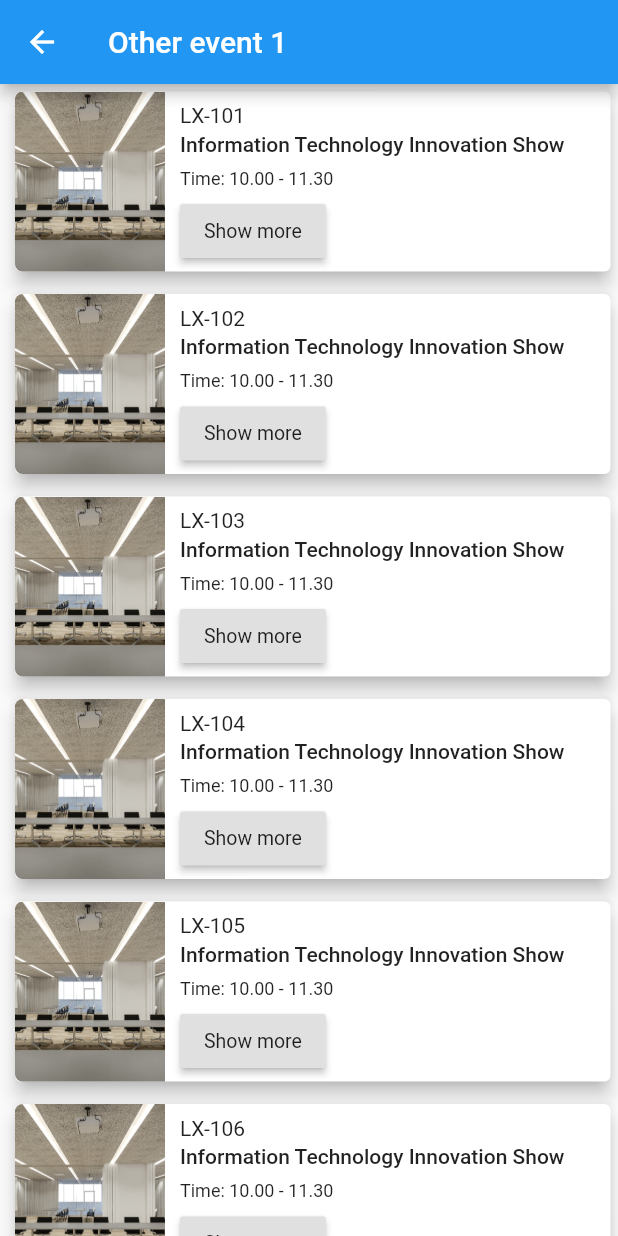
After one commit to CS-DSI-project/lx-nav, a Flutter app: the Calendar screen opened directly, after a tap on "Other event 1", on a phone screen of 412 x 824 dp. The commit adds this screen. Run offline on Flutter 3.47's test engine with Material 2 defaults, Android fonts, the phone set to English and light mode, and no system bars; our stand-ins replace carousel_slider, flutter_dotenv, google_maps_flutter, hexcolor, location, splashscreen and 1 more; missing offline and left inert: flutter_polyline_points.

Commit message:
[ADD] event&detail

```diff
--- a/lib/screens/calendar.dart
+++ b/lib/screens/calendar.dart
@@ -1,5 +1,6 @@
 import 'package:table_calendar/table_calendar.dart';
 import 'package:flutter/material.dart';
+import 'package:lxnav/screens/event/event.dart';
 
 class Calendar extends StatefulWidget{
   @override
@@ -18,10 +19,10 @@ class _CalendarState extends State<Calendar> with TickerProviderStateMixin{
     final _selectedDay = DateTime.now();
 
     _events = {
-      _selectedDay: ['Second Presentation', 'Show Application Prototype'],
-      _selectedDay.add(Duration(days: 3)): ['Update Application #1', 'Test System #1'],
-      _selectedDay.add(Duration(days: 4)): ['Update Application #2', 'Test System #2'],
-      _selectedDay.add(Duration(days: 7)): ['Third Presentation', 'Show Application', 'Done!!!'],
+      _selectedDay: ['Lx Building Exhibition', 'Other event 1'],
+      _selectedDay.add(Duration(days: 3)): ['Other event 2', 'Other event 3'],
+      _selectedDay.add(Duration(days: 4)): ['Other event 4', 'Other event 5'],
+      _selectedDay.add(Duration(days: 7)): ['Other event 6'],
     };
 
     _selectedEvents = _events[_selectedDay] ?? [];
@@ -109,7 +110,9 @@ class _CalendarState extends State<Calendar> with TickerProviderStateMixin{
         margin: const EdgeInsets.symmetric(horizontal: 8.0, vertical: 4.0),
         child: ListTile(
           title: Text(event.toString()),
-          onTap: () => print('$event tapped!'),
+          onTap: () {
+              Navigator.of(context).push(MaterialPageRoute(builder: (context) => Event(event)));
+          },
         ),
       ))
           .toList(),
--- /dev/null
+++ b/lib/screens/event/event.dart
@@ -0,0 +1,111 @@
+import 'package:flutter/material.dart';
+class Event extends StatelessWidget {
+  final String name;
+  Event(this.name);
+
+  @override
+  Widget build(BuildContext context) {
+    return new Scaffold(
+        appBar: AppBar(
+          title: Text(name),
+        ),
+        body: SafeArea(
+          child: ListDetail()
+        )
+    );
+  }
+}
+class ListDetail extends StatefulWidget {
+  @override
+  State<StatefulWidget> createState() {
+    return ListItemWidget();
+  }
+}
+
+class ListItemWidget extends State<ListDetail> {
+  List items = getDummyList();
+
+  @override
+  Widget build(BuildContext context) {
+    return Container(
+        child: ListView.builder(
+          itemCount: items.length,
+          itemBuilder: (context, index) {
+            return Card(
+                margin: EdgeInsets.fromLTRB(10, 5, 5, 10),
+                elevation: 5,
+                child: Container(
+                  height: 120,
+                  child: Row(
+                    children: <Widget>[
+                      Container(
+                        height: 120.0,
+                        width: 100.0,
+                        decoration: BoxDecoration(
+                            borderRadius: BorderRadius.only(
+                                bottomLeft: Radius.circular(5),
+                                topLeft: Radius.circular(5)
+                            ),
+                            image: DecorationImage(
+                                fit: BoxFit.cover,
+                                image: AssetImage("images/LxRoom1.png")
+                            )
+                        ),
+                      ),
+                      Container(
+                        height: 200,
+                        child: Padding(
+                          padding: EdgeInsets.fromLTRB(10, 8, 0, 0),
+                          child: Column(
+                            crossAxisAlignment: CrossAxisAlignment.start,
+                            children: <Widget>[
+                              Text(
+                                items[index],
+                              ),
+                              Padding(
+                                padding: EdgeInsets.fromLTRB(0, 3, 0, 3),
+                                child: Container(
+                                  child: Text("Information Technology Innovation Show",textAlign: TextAlign.center, style: TextStyle(
+                                    fontWeight: FontWeight.w500
+                                  ),),
+                                ),
+                              ),
+                              Padding(
+                                padding: EdgeInsets.fromLTRB(0, 5, 0, 2),
+                                child: Container(
+                                  child: Text("Time: 10.00 - 11.30",style: TextStyle(
+                                      fontSize: 12,
+                                      fontWeight: FontWeight.w400,
+                                  ),),
+                                ),
+                              ),
+                              Padding(
+                                padding: EdgeInsets.fromLTRB(0, 2, 0, 2),
+                                child: RaisedButton(
+                                  onPressed: () {},
+                                  child: const Text('Show more', style: TextStyle(
+                                    fontSize: 13,
+                                    fontWeight: FontWeight.w400
+                                  ),),
+                                ),
+                              )
+                            ],
+                          ),
+                        ),
+                      )
+                    ],
+                  ),
+                ),
+              );
+          }
+        )
+    );
+  }
+
+  static List getDummyList() {
+    List list = List.generate(6, (i) {
+      return "LX-10${i + 1}";
+    });
+    return list;
+  }
+}
--- a/lib/screens/room/room.dart
+++ b/lib/screens/room/room.dart
@@ -18,7 +18,7 @@ class _RoomState extends State<Room>{
             child: GridView(
               gridDelegate: SliverGridDelegateWithFixedCrossAxisCount(crossAxisCount: 2),
               children: <Widget>[
-                GestureDetector(
+                InkWell(
                   onTap: () {
                     Navigator.of(context).push(
                       MaterialPageRoute(builder: (context) => RoomDetail('LX101')),
@@ -38,7 +38,7 @@ class _RoomState extends State<Room>{
                     ),
                   ),
                 ),
-                GestureDetector(
+                InkWell(
                   onTap: () {
                     Navigator.of(context).push(
                       MaterialPageRoute(builder: (context) => RoomDetail('LX102')),
@@ -58,7 +58,7 @@ class _RoomState extends State<Room>{
                     ),
                   ),
                 ),
-                GestureDetector(
+                InkWell(
                   onTap: () {
                     Navigator.of(context).push(
                       MaterialPageRoute(builder: (context) => RoomDetail('LX103')),
@@ -78,7 +78,7 @@ class _RoomState extends State<Room>{
                     ),
                   ),
                 ),
-                GestureDetector(
+                InkWell(
                   onTap: () {
                     Navigator.of(context).push(
                       MaterialPageRoute(builder: (context) => RoomDetail('LX104')),
@@ -99,6 +99,8 @@ class _RoomState extends State<Room>{
                   ),
                 ),
               ],
-            )));
+            )
+        )
+    );
   }
 }
```
Also changed, not shown: images/LxRoom1.png (added), lib/screens/event/eventDetail.dart (added).
